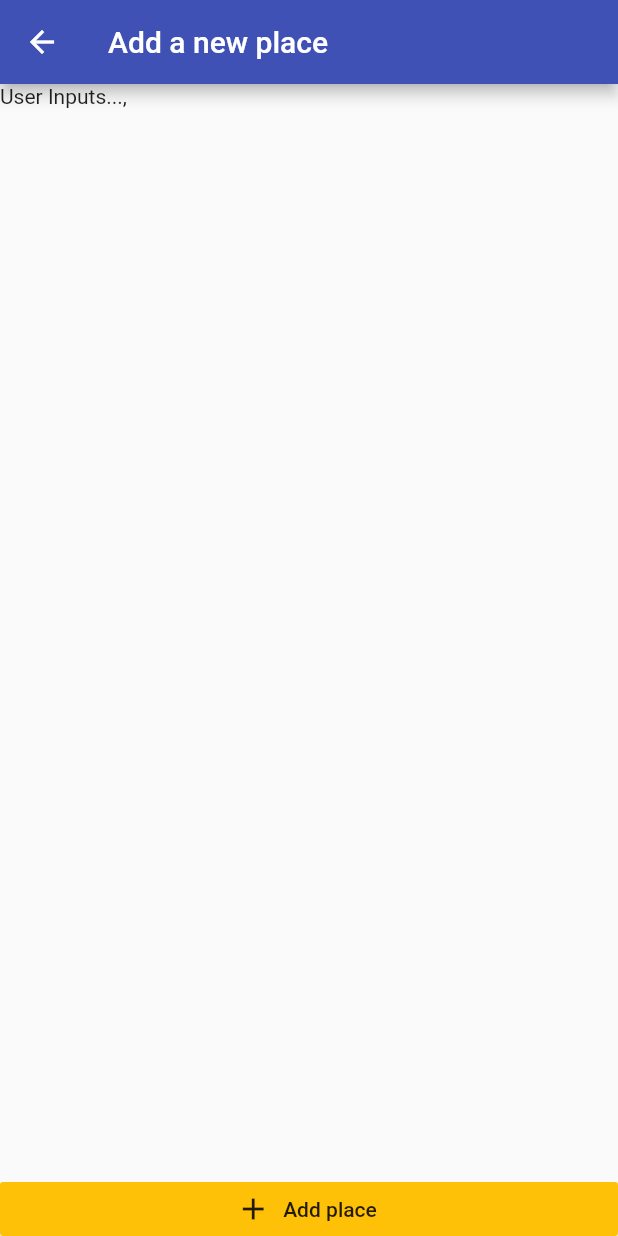
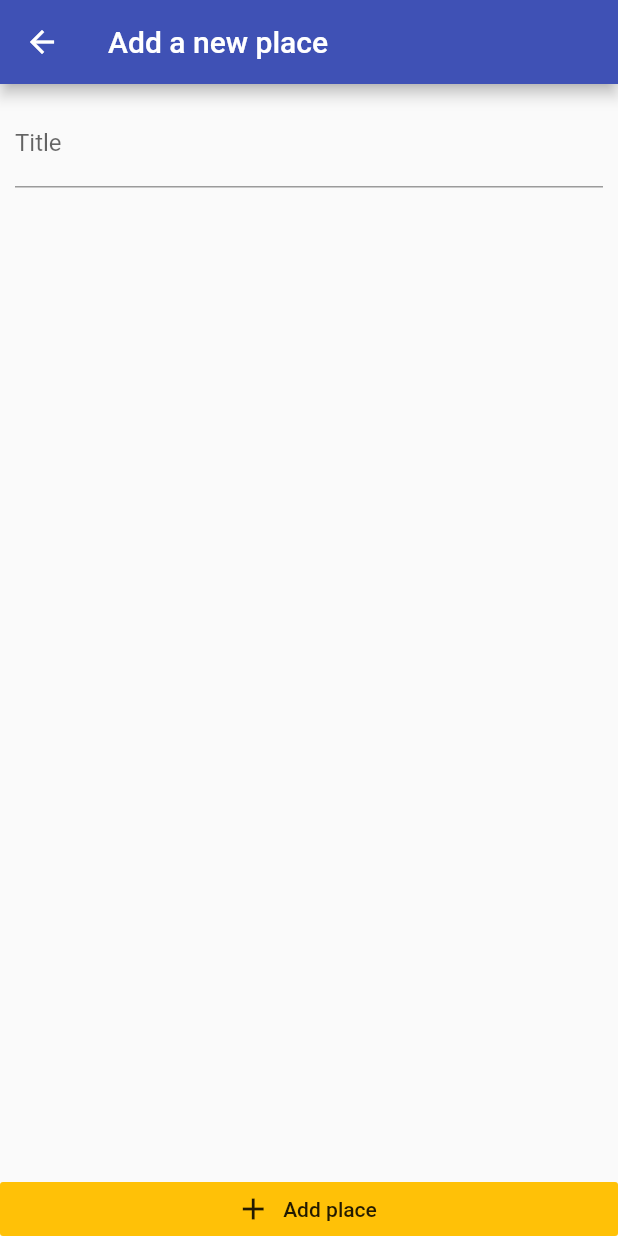
Before and after one commit to RubeshChandar/Great_places, a Flutter app: the AddPlaceScreen screen opened by its route, on a phone screen of 412 x 824 dp. Run offline on Flutter 3.47's test engine with Material 2 defaults, Android fonts, the phone set to English and light mode, and no system bars.

Commit message:
Added the image loader page and some basice designs. Not the actual logic

```diff
--- a/lib/screens/add_place_screen.dart
+++ b/lib/screens/add_place_screen.dart
@@ -9,6 +9,8 @@ class AddPlaceScreen extends StatefulWidget {
 }
 
 class _AddPlaceScreenState extends State<AddPlaceScreen> {
+  final _titleController = TextEditingController();
+
   @override
   Widget build(BuildContext context) {
     return Scaffold(
@@ -16,10 +18,29 @@ class _AddPlaceScreenState extends State<AddPlaceScreen> {
         title: Text("Add a new place"),
       ),
       body: Column(
-        mainAxisAlignment: MainAxisAlignment.spaceBetween,
         crossAxisAlignment: CrossAxisAlignment.stretch,
         children: [
-          Text("User Inputs...,"),
+          Expanded(
+            child: SingleChildScrollView(
+              child: Padding(
+                padding: const EdgeInsets.all(10.0),
+                child: Column(
+                  children: [
+                    TextField(
+                      decoration: InputDecoration(
+                        labelText: "Title",
+                      ),
+                      controller: _titleController,
+                    ),
+                    SizedBox(
+                      height: 10,
+                    ),
+                    Container(),
+                  ],
+                ),
+              ),
+            ),
+          ),
           RaisedButton.icon(
             icon: Icon(Icons.add),
             label: Text("Add place"),
```
Also changed, not shown: lib/widgets/image_input.dart (added, +40 -0 lines).
